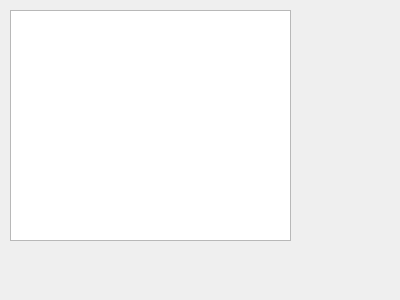
The window that src/histogram.ui (jandernascimento/imageprocessing-umanipulator) describes before a commit, drawn with Qt 5.
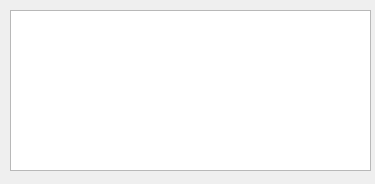
The same window after the commit.

What changed in the file:
```diff
--- a/src/histogram.ui
+++ b/src/histogram.ui
@@ -6,8 +6,8 @@
    <rect>
     <x>0</x>
     <y>0</y>
-    <width>400</width>
-    <height>300</height>
+    <width>375</width>
+    <height>184</height>
    </rect>
   </property>
   <property name="windowTitle">
@@ -18,8 +18,8 @@
     <rect>
      <x>10</x>
      <y>10</y>
-     <width>281</width>
-     <height>231</height>
+     <width>361</width>
+     <height>161</height>
     </rect>
    </property>
   </widget>
```
